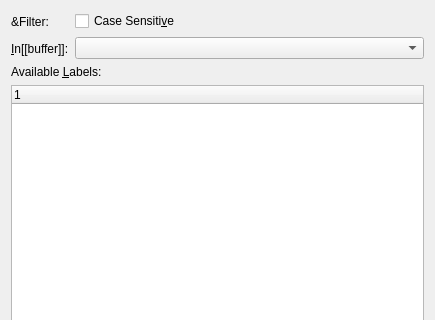
First picture: the form in src/frontends/qt4/ui/RefUi.ui, repository cburschka/lyx, before the edit; both pictures show x 0 to 435 and y 0 to 320 of the 435 by 539 pixel window.
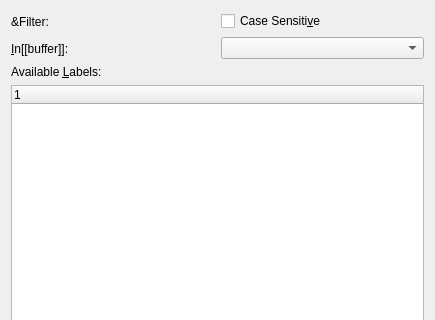
Second picture: the form after the edit.

Commit message:
Change size policy of buffer combo in refs dialog
Fixes: #9316

Patch:
```diff
--- a/src/frontends/qt4/ui/RefUi.ui
+++ b/src/frontends/qt4/ui/RefUi.ui
@@ -101,7 +101,7 @@
        <item>
         <widget class="QComboBox" name="bufferCO">
          <property name="sizePolicy">
-          <sizepolicy hsizetype="Expanding" vsizetype="Fixed">
+          <sizepolicy hsizetype="Ignored" vsizetype="Fixed">
            <horstretch>0</horstretch>
            <verstretch>0</verstretch>
           </sizepolicy>
@@ -109,6 +109,12 @@
          <property name="toolTip">
           <string>The (sub-)document from which the available labels are displayed</string>
          </property>
+         <property name="sizeAdjustPolicy">
+          <enum>QComboBox::AdjustToContentsOnFirstShow</enum>
+         </property>
+         <property name="minimumContentsLength">
+          <number>0</number>
+         </property>
         </widget>
        </item>
       </layout>
```
The commit also changes 1 other file.
